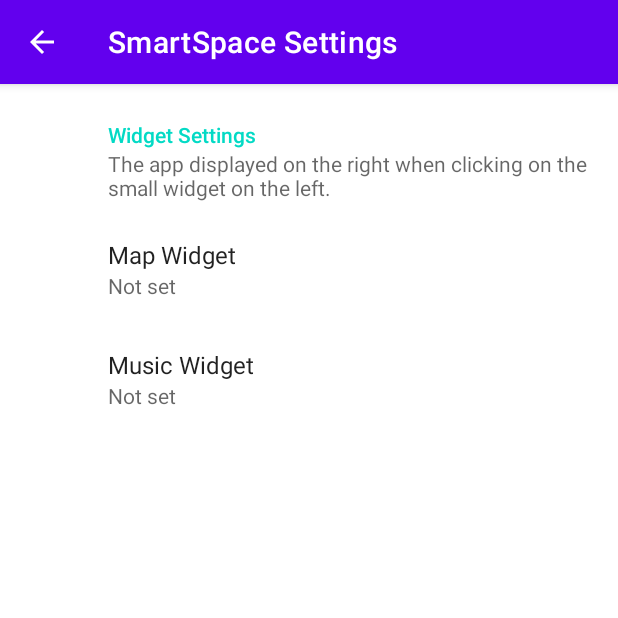
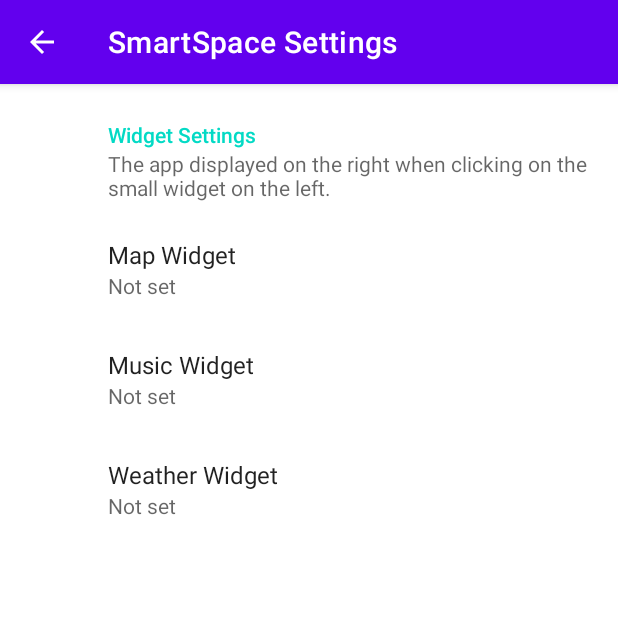
Before and after one commit to chs72/android_packages_apps_MinusScreen, an Android app: the SettingsActivity screen opened directly, with no data from a screen before it, on a phone screen of 412 x 824 dp, the top half of it. Run offline under Robolectric (Android 15) with nearby library versions, the light colour scheme and no system bars; our stand-ins replace androidx.preference.

Commit message:
Minus Setting
1. Add weather widget app selection
2. Add alert dialog when there is no third-party app
3. Switch play/pause image resource when click the play button

```diff
--- a/app/src/main/java/com/okcaros/minusscreen/setting/SettingsActivity.java
+++ b/app/src/main/java/com/okcaros/minusscreen/setting/SettingsActivity.java
@@ -1,5 +1,6 @@
 package com.okcaros.minusscreen.setting;
 
+import android.app.AlertDialog;
 import android.content.pm.ApplicationInfo;
 import android.content.pm.PackageManager;
 import android.graphics.drawable.Drawable;
@@ -59,9 +60,18 @@ public class SettingsActivity extends AppCompatActivity {
                 }
             }
 
+            if (appNames.size() == 0) {
+                AlertDialog.Builder noAppAlert = new AlertDialog.Builder(getContext());
+                noAppAlert.setTitle(getResources().getString(R.string.freeformApp));
+                noAppAlert.setMessage(getResources().getString(R.string.noAppTip));
+                noAppAlert.setPositiveButton(getResources().getString(R.string.confirm), null);
+                noAppAlert.show();
+            }
+
             String[] preferenceKeyList = {
                 getResources().getString(R.string.preference_key_map),
                 getResources().getString(R.string.preference_key_music),
+                getResources().getString(R.string.preference_key_weather)
             };
             for (int i = 0; i < preferenceKeyList.length; i++) {
                 ListPreference appListPreference = findPreference(preferenceKeyList[i]);
--- a/app/src/main/res/values/strings.xml
+++ b/app/src/main/res/values/strings.xml
@@ -16,4 +16,6 @@
     <string name="freeformAppMap">Map Widget</string>
     <string name="freeformAppMusic">Music Widget</string>
     <string name="freeformAppWeather">Weather Widget</string>
+    <string name="noAppTip">There are no third-party applications to choose from, please install them first</string>
+    <string name="confirm">Confirm</string>
 </resources>
--- a/app/src/main/res/xml/setting_preferences.xml
+++ b/app/src/main/res/xml/setting_preferences.xml
@@ -14,6 +14,13 @@
         <ListPreference
             app:key="@string/preference_key_music"
             app:title="@string/freeformAppMusic"
+            app:useSimpleSummaryProvider="true"
+            app:entries="@array/app_names"
+            app:entryValues="@array/app_package_names" />
+
+        <ListPreference
+            app:key="@string/preference_key_weather"
+            app:title="@string/freeformAppWeather"
             app:useSimpleSummaryProvider="true"
             app:entries="@array/app_names"
             app:entryValues="@array/app_package_names" />
```
Also changed, not shown: app/src/main/java/com/okcaros/minusscreen/MinusScreenViewRoot.java (+32 -13 lines), 2 other files.
